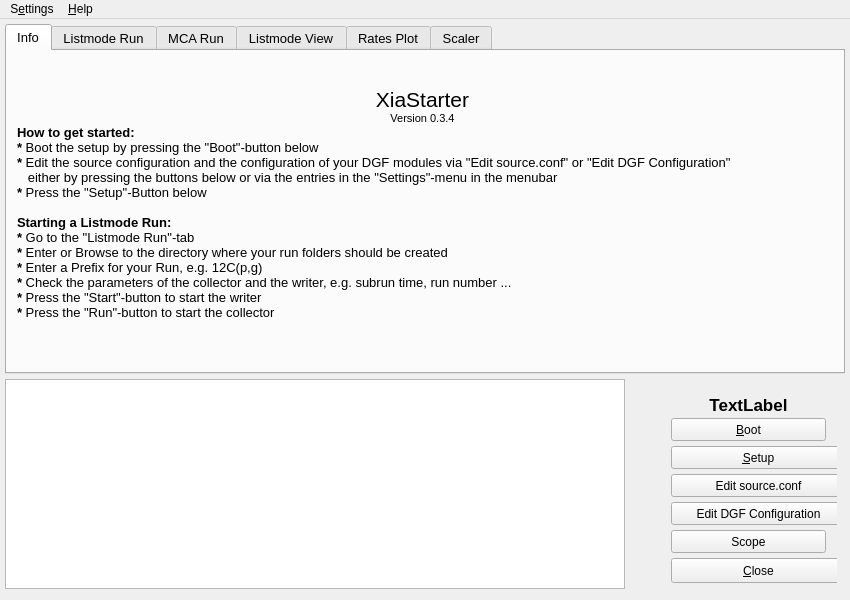
First picture: the form in src/xiastarterwindow.ui, repository phScholz/xiaStarter, before the edit.
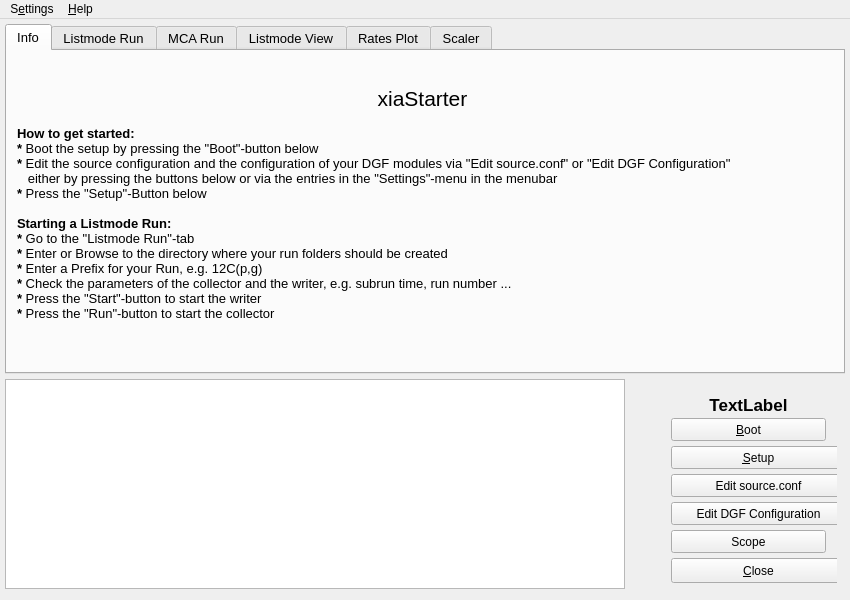
Second picture: the form after the edit. Custom widgets are drawn as their Qt base class.

```diff
--- a/src/xiastarterwindow.ui
+++ b/src/xiastarterwindow.ui
@@ -75,15 +75,15 @@
        <string>&lt;!DOCTYPE HTML PUBLIC &quot;-//W3C//DTD HTML 4.0//EN&quot; &quot;http://www.w3.org/TR/REC-html40/strict.dtd&quot;&gt;
 &lt;html&gt;&lt;head&gt;&lt;meta name=&quot;qrichtext&quot; content=&quot;1&quot; /&gt;&lt;style type=&quot;text/css&quot;&gt;
 p, li { white-space: pre-wrap; }
-&lt;/style&gt;&lt;/head&gt;&lt;body style=&quot; font-family:'DejaVu Sans'; font-size:10pt; font-weight:400; font-style:normal;&quot;&gt;
-&lt;p align=&quot;center&quot; style=&quot; margin-top:0px; margin-bottom:0px; margin-left:0px; margin-right:0px; -qt-block-indent:0; text-indent:0px;&quot;&gt;&lt;span style=&quot; font-family:'Sans'; font-size:16pt;&quot;&gt;XiaStarter&lt;/span&gt;&lt;/p&gt;
-&lt;p align=&quot;center&quot; style=&quot; margin-top:0px; margin-bottom:0px; margin-left:0px; margin-right:0px; -qt-block-indent:0; text-indent:0px;&quot;&gt;&lt;span style=&quot; font-family:'Sans'; font-size:8pt;&quot;&gt;Version 0.3.4&lt;/span&gt;&lt;/p&gt;
+&lt;/style&gt;&lt;/head&gt;&lt;body style=&quot; font-family:'MS Shell Dlg 2'; font-size:10pt; font-weight:400; font-style:normal;&quot;&gt;
+&lt;p align=&quot;center&quot; style=&quot; margin-top:0px; margin-bottom:0px; margin-left:0px; margin-right:0px; -qt-block-indent:0; text-indent:0px;&quot;&gt;&lt;span style=&quot; font-family:'Sans'; font-size:16pt;&quot;&gt;xiaStarter&lt;/span&gt;&lt;/p&gt;
+&lt;p align=&quot;center&quot; style=&quot;-qt-paragraph-type:empty; margin-top:0px; margin-bottom:0px; margin-left:0px; margin-right:0px; -qt-block-indent:0; text-indent:0px; font-family:'DejaVu Sans';&quot;&gt;&lt;br /&gt;&lt;/p&gt;
 &lt;p style=&quot; margin-top:0px; margin-bottom:0px; margin-left:0px; margin-right:0px; -qt-block-indent:0; text-indent:0px;&quot;&gt;&lt;span style=&quot; font-family:'Sans'; font-weight:600;&quot;&gt;How to get started:&lt;/span&gt;&lt;/p&gt;
 &lt;p style=&quot; margin-top:0px; margin-bottom:0px; margin-left:0px; margin-right:0px; -qt-block-indent:0; text-indent:0px;&quot;&gt;&lt;span style=&quot; font-family:'Sans'; font-weight:600;&quot;&gt;*&lt;/span&gt;&lt;span style=&quot; font-family:'Sans';&quot;&gt; Boot the setup by pressing the &amp;quot;Boot&amp;quot;-button below &lt;/span&gt;&lt;/p&gt;
 &lt;p style=&quot; margin-top:0px; margin-bottom:0px; margin-left:0px; margin-right:0px; -qt-block-indent:0; text-indent:0px;&quot;&gt;&lt;span style=&quot; font-family:'Sans'; font-weight:600;&quot;&gt;*&lt;/span&gt;&lt;span style=&quot; font-family:'Sans';&quot;&gt; Edit the source configuration and the configuration of your DGF modules via &amp;quot;Edit source.conf&amp;quot; or &amp;quot;Edit DGF Configuration&amp;quot; &lt;/span&gt;&lt;/p&gt;
 &lt;p style=&quot; margin-top:0px; margin-bottom:0px; margin-left:0px; margin-right:0px; -qt-block-indent:0; text-indent:0px;&quot;&gt;&lt;span style=&quot; font-family:'Sans';&quot;&gt;   either by pressing the buttons below or via the entries in the &amp;quot;Settings&amp;quot;-menu in the menubar&lt;/span&gt;&lt;/p&gt;
 &lt;p style=&quot; margin-top:0px; margin-bottom:0px; margin-left:0px; margin-right:0px; -qt-block-indent:0; text-indent:0px;&quot;&gt;&lt;span style=&quot; font-family:'Sans'; font-weight:600;&quot;&gt;*&lt;/span&gt;&lt;span style=&quot; font-family:'Sans';&quot;&gt; Press the &amp;quot;Setup&amp;quot;-Button below &lt;/span&gt;&lt;/p&gt;
-&lt;p style=&quot;-qt-paragraph-type:empty; margin-top:0px; margin-bottom:0px; margin-left:0px; margin-right:0px; -qt-block-indent:0; text-indent:0px; font-family:'Sans';&quot;&gt;&lt;/p&gt;
+&lt;p style=&quot;-qt-paragraph-type:empty; margin-top:0px; margin-bottom:0px; margin-left:0px; margin-right:0px; -qt-block-indent:0; text-indent:0px; font-family:'Sans';&quot;&gt;&lt;br /&gt;&lt;/p&gt;
 &lt;p style=&quot; margin-top:0px; margin-bottom:0px; margin-left:0px; margin-right:0px; -qt-block-indent:0; text-indent:0px;&quot;&gt;&lt;span style=&quot; font-family:'Sans'; font-weight:600;&quot;&gt;Starting a Listmode Run:&lt;/span&gt;&lt;/p&gt;
 &lt;p style=&quot; margin-top:0px; margin-bottom:0px; margin-left:0px; margin-right:0px; -qt-block-indent:0; text-indent:0px;&quot;&gt;&lt;span style=&quot; font-family:'Sans'; font-weight:600;&quot;&gt;* &lt;/span&gt;&lt;span style=&quot; font-family:'Sans';&quot;&gt;Go to the &amp;quot;Listmode Run&amp;quot;-tab&lt;/span&gt;&lt;/p&gt;
 &lt;p style=&quot; margin-top:0px; margin-bottom:0px; margin-left:0px; margin-right:0px; -qt-block-indent:0; text-indent:0px;&quot;&gt;&lt;span style=&quot; font-family:'Sans'; font-weight:600;&quot;&gt;*&lt;/span&gt;&lt;span style=&quot; font-family:'Sans';&quot;&gt; Enter or Browse to the directory where your run folders should be created&lt;/span&gt;&lt;/p&gt;
@@ -91,7 +91,7 @@
 &lt;p style=&quot; margin-top:0px; margin-bottom:0px; margin-left:0px; margin-right:0px; -qt-block-indent:0; text-indent:0px;&quot;&gt;&lt;span style=&quot; font-family:'Sans'; font-weight:600;&quot;&gt;*&lt;/span&gt;&lt;span style=&quot; font-family:'Sans';&quot;&gt; Check the parameters of the collector and the writer, e.g. subrun time, run number ...&lt;/span&gt;&lt;/p&gt;
 &lt;p style=&quot; margin-top:0px; margin-bottom:0px; margin-left:0px; margin-right:0px; -qt-block-indent:0; text-indent:0px;&quot;&gt;&lt;span style=&quot; font-family:'Sans'; font-weight:600;&quot;&gt;*&lt;/span&gt;&lt;span style=&quot; font-family:'Sans';&quot;&gt; Press the &amp;quot;Start&amp;quot;-button to start the writer&lt;/span&gt;&lt;/p&gt;
 &lt;p style=&quot; margin-top:0px; margin-bottom:0px; margin-left:0px; margin-right:0px; -qt-block-indent:0; text-indent:0px;&quot;&gt;&lt;span style=&quot; font-family:'Sans'; font-weight:600;&quot;&gt;*&lt;/span&gt;&lt;span style=&quot; font-family:'Sans';&quot;&gt; Press the &amp;quot;Run&amp;quot;-button to start the collector&lt;/span&gt;&lt;/p&gt;
-&lt;p align=&quot;justify&quot; style=&quot;-qt-paragraph-type:empty; margin-top:0px; margin-bottom:0px; margin-left:0px; margin-right:0px; -qt-block-indent:0; text-indent:0px; font-family:'Sans';&quot;&gt;&lt;/p&gt;&lt;/body&gt;&lt;/html&gt;</string>
+&lt;p align=&quot;justify&quot; style=&quot;-qt-paragraph-type:empty; margin-top:0px; margin-bottom:0px; margin-left:0px; margin-right:0px; -qt-block-indent:0; text-indent:0px; font-family:'Sans';&quot;&gt;&lt;br /&gt;&lt;/p&gt;&lt;/body&gt;&lt;/html&gt;</string>
       </property>
      </widget>
     </widget>
```
Left out of the diff: 2 changed lines with no effect on the pictures.
